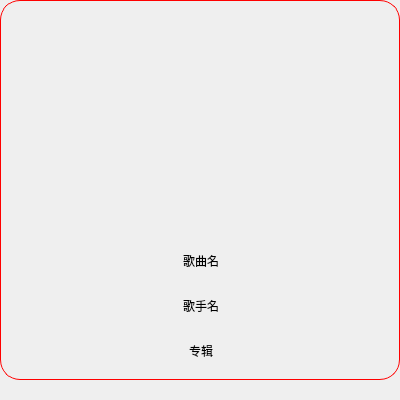
The window that OnePlayer/src/MusicInfoWidget.ui (whdicu/OnePlayer) describes before a commit, drawn with Qt 5.
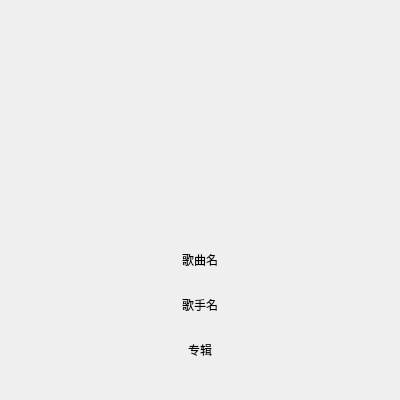
The same window after the commit.

```diff
--- a/OnePlayer/src/MusicInfoWidget.ui
+++ b/OnePlayer/src/MusicInfoWidget.ui
@@ -26,12 +26,7 @@
    <string>MusicInfoWidget</string>
   </property>
   <property name="styleSheet">
-   <string notr="true">#stacked_info
-{
-	border: 1px solid red;
-	border-radius: 20px;
-}
-</string>
+   <string notr="true"/>
   </property>
   <layout class="QVBoxLayout" name="verticalLayout">
    <property name="spacing">
```
